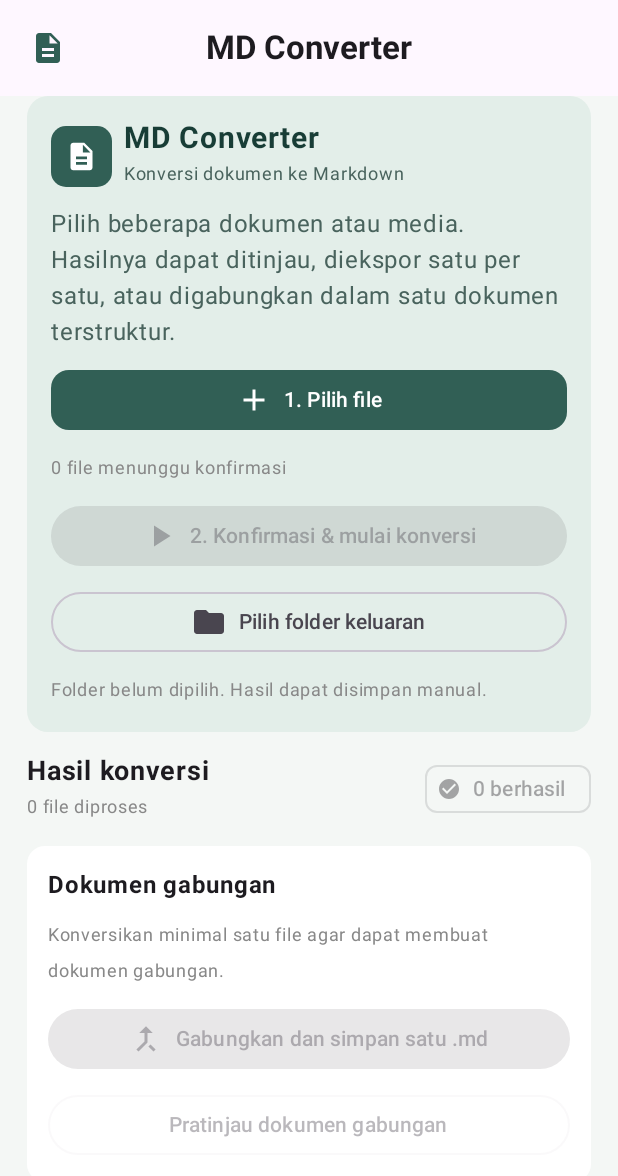
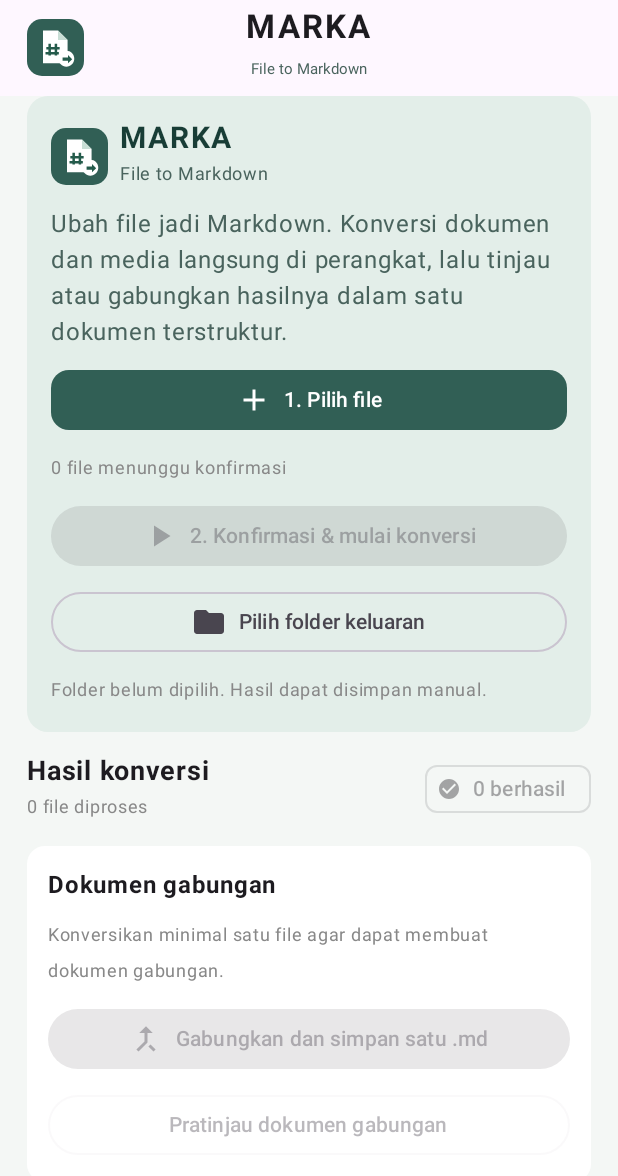
Before and after one commit to Surabi-wq/md.-converter, an Android app built with Jetpack Compose: the screen it shows after launch (MainActivity), on a phone screen of 412 x 824 dp. Shown: the top 1176 px of the screen. Run offline under Robolectric (Android 15) with nearby library versions, the phone set to English and light mode, and no system bars; libraries missing offline, so code that uses them is left out: com.tom_roush.pdfbox; 1 statement that could not run was skipped.

Commit message:
Add Marka app identity and branded conversion UI

```diff
--- a/app/build.gradle.kts
+++ b/app/build.gradle.kts
@@ -6,7 +6,7 @@ plugins {
 android {
  namespace = "id.surabi.mdconverter"
  compileSdk = 35
- defaultConfig { applicationId = "id.surabi.mdconverter"; minSdk = 26; targetSdk = 35; versionCode = 4; versionName = "1.3.0" }
+ defaultConfig { applicationId = "id.surabi.mdconverter"; minSdk = 26; targetSdk = 35; versionCode = 5; versionName = "1.4.0" }
  buildFeatures { compose = true }
  compileOptions { sourceCompatibility = JavaVersion.VERSION_17; targetCompatibility = JavaVersion.VERSION_17 }
  kotlinOptions { jvmTarget = "17" }
--- a/app/src/main/AndroidManifest.xml
+++ b/app/src/main/AndroidManifest.xml
@@ -1,6 +1,6 @@
 <?xml version="1.0" encoding="utf-8"?>
 <manifest xmlns:android="http://schemas.android.com/apk/res/android">
- <application android:allowBackup="false" android:label="MD Converter" android:theme="@android:style/Theme.Material.Light.NoActionBar" android:supportsRtl="true">
+ <application android:allowBackup="false" android:icon="@mipmap/ic_launcher" android:roundIcon="@mipmap/ic_launcher" android:label="@string/app_name" android:theme="@android:style/Theme.Material.Light.NoActionBar" android:supportsRtl="true">
   <activity android:name=".MainActivity" android:exported="true">
    <intent-filter><action android:name="android.intent.action.MAIN"/><category android:name="android.intent.category.LAUNCHER"/></intent-filter>
   </activity>
--- a/app/src/main/java/id/surabi/mdconverter/MainActivity.kt
+++ b/app/src/main/java/id/surabi/mdconverter/MainActivity.kt
@@ -22,6 +22,7 @@ import androidx.compose.runtime.*
 import androidx.compose.ui.Alignment
 import androidx.compose.ui.Modifier
 import androidx.compose.ui.graphics.Color
+import androidx.compose.ui.res.painterResource
 import androidx.compose.ui.text.font.FontWeight
 import androidx.compose.ui.unit.dp
 import androidx.compose.ui.unit.sp
@@ -107,9 +108,14 @@ class MainActivity : ComponentActivity() {
                 containerColor = Color(0xFFF4F7F5),
                 topBar = {
                     CenterAlignedTopAppBar(
-                        title = { Text("MD Converter", fontWeight = FontWeight.Bold) },
+                        title = { Column(horizontalAlignment = Alignment.CenterHorizontally) {
+                            Text("MARKA", fontWeight = FontWeight.Bold, letterSpacing = 1.5.sp)
+                            Text("File to Markdown", fontSize = 10.sp, color = Color(0xFF49635D))
+                        } },
                         navigationIcon = {
-                            Icon(Icons.Default.Description, null, Modifier.padding(start = 16.dp), tint = Color(0xFF315F55))
+                            Surface(shape = RoundedCornerShape(10.dp), color = Color(0xFF315F55), modifier = Modifier.padding(start = 14.dp)) {
+                                Icon(painterResource(R.drawable.ic_marka_foreground), "Logo Marka", tint = Color.Unspecified, modifier = Modifier.padding(4.dp).size(30.dp))
+                            }
                         }
                     )
                 }
@@ -127,15 +133,15 @@ class MainActivity : ComponentActivity() {
                             Column(Modifier.padding(16.dp), verticalArrangement = Arrangement.spacedBy(9.dp)) {
                                 Row(verticalAlignment = Alignment.CenterVertically, horizontalArrangement = Arrangement.spacedBy(8.dp)) {
                                     Surface(shape = RoundedCornerShape(10.dp), color = Color(0xFF315F55)) {
-                                        Icon(Icons.Default.Description, null, tint = Color.White, modifier = Modifier.padding(9.dp).size(22.dp))
+                                        Icon(painterResource(R.drawable.ic_marka_foreground), "Logo Marka", tint = Color.Unspecified, modifier = Modifier.padding(4.dp).size(30.dp))
                                     }
                                     Column(Modifier.weight(1f)) {
-                                        Text("MD Converter", fontSize = 20.sp, fontWeight = FontWeight.Bold, color = Color(0xFF183D36))
-                                        Text("Konversi dokumen ke Markdown", fontSize = 12.sp, color = Color(0xFF49635D))
+                                        Text("MARKA", fontSize = 20.sp, fontWeight = FontWeight.Bold, letterSpacing = 1.2.sp, color = Color(0xFF183D36))
+                                        Text("File to Markdown", fontSize = 12.sp, color = Color(0xFF49635D))
                                     }
                                 }
                                 Text(
-                                    "Pilih beberapa dokumen atau media. Hasilnya dapat ditinjau, diekspor satu per satu, atau digabungkan dalam satu dokumen terstruktur.",
+                                    "Ubah file jadi Markdown. Konversi dokumen dan media langsung di perangkat, lalu tinjau atau gabungkan hasilnya dalam satu dokumen terstruktur.",
                                     color = Color(0xFF49635D)
                                 )
                                 Button(onClick = { picker.launch(arrayOf("*/*")) }, enabled = !busy, modifier = Modifier.fillMaxWidth(), shape = RoundedCornerShape(12.dp)) {
@@ -146,11 +152,20 @@ class MainActivity : ComponentActivity() {
                                     if (selectedUris.isNotEmpty()) TextButton(onClick = { selectedUris.clear(); message = "Antrean pilihan dikosongkan." }, enabled = !busy) { Text("Kosongkan") }
                                 }
                                 if (selectedUris.isNotEmpty()) {
-                                    Text(
-                                        selectedUris.take(4).joinToString("\n") { it.lastPathSegment?.substringAfterLast('/')?.take(48) ?: "Dokumen terpilih" } +
-                                            if (selectedUris.size > 4) "\n+ ${selectedUris.size - 4} file lainnya" else "",
-                                        fontSize = 11.sp, color = Color(0xFF49635D), maxLines = 5
-                                    )
+                                    Text("File terpilih (${selectedUris.size})", fontSize = 12.sp, fontWeight = FontWeight.SemiBold, color = Color(0xFF315F55))
+                                    selectedUris.take(4).forEach { uri ->
+                                        Surface(shape = RoundedCornerShape(10.dp), color = Color(0xFFF1F5F2)) {
+                                            Row(Modifier.fillMaxWidth().padding(horizontal = 10.dp, vertical = 5.dp), verticalAlignment = Alignment.CenterVertically) {
+                                                Icon(Icons.Default.InsertDriveFile, null, tint = Color(0xFF315F55), modifier = Modifier.size(20.dp))
+                                                Spacer(Modifier.width(8.dp))
+                                                Text(uri.lastPathSegment?.substringAfterLast('/')?.take(48) ?: "Dokumen terpilih", fontSize = 12.sp, maxLines = 1, overflow = androidx.compose.ui.text.style.TextOverflow.Ellipsis, modifier = Modifier.weight(1f))
+                                                IconButton(onClick = { selectedUris.remove(uri) }, enabled = !busy) {
+                                                    Icon(Icons.Default.Close, "Hapus dari antrean", tint = Color.Gray, modifier = Modifier.size(18.dp))
+                                                }
+                                            }
+                                        }
+                                    }
+                                    if (selectedUris.size > 4) Text("+ ${selectedUris.size - 4} file lainnya", fontSize = 11.sp, color = Color(0xFF49635D))
                                 }
                                 Button(onClick = {
                                     files.clear()
--- /dev/null
+++ b/app/src/main/res/drawable/ic_marka_foreground.xml
@@ -0,0 +1,22 @@
+<?xml version="1.0" encoding="utf-8"?>
+<vector xmlns:android="http://schemas.android.com/apk/res/android"
+    android:width="108dp"
+    android:height="108dp"
+    android:viewportWidth="108"
+    android:viewportHeight="108">
+    <path
+        android:fillColor="#FFFFFF"
+        android:pathData="M24,13 H60 L83,36 V92 H24 Z" />
+    <path
+        android:fillColor="#C8DED5"
+        android:pathData="M60,13 V36 H83 Z" />
+    <path
+        android:fillColor="#245B4B"
+        android:pathData="M37,45 H43 V73 H37 Z M52,45 H58 V73 H52 Z M32,53 H64 V59 H32 Z M30,65 H62 V71 H30 Z" />
+    <path
+        android:fillColor="#FFFFFF"
+        android:pathData="M80,62 C69.5,62 61,70.5 61,81 C61,91.5 69.5,100 80,100 C90.5,100 99,91.5 99,81 C99,70.5 90.5,62 80,62 Z" />
+    <path
+        android:fillColor="#245B4B"
+        android:pathData="M71,78 H84 V72 L94,82 L84,92 V86 H71 Z" />
+</vector>
--- /dev/null
+++ b/app/src/main/res/mipmap-anydpi-v26/ic_launcher.xml
@@ -0,0 +1,5 @@
+<?xml version="1.0" encoding="utf-8"?>
+<adaptive-icon xmlns:android="http://schemas.android.com/apk/res/android">
+    <background android:drawable="@color/launcher_background" />
+    <foreground android:drawable="@drawable/ic_marka_foreground" />
+</adaptive-icon>
--- /dev/null
+++ b/app/src/main/res/values/colors.xml
@@ -0,0 +1,4 @@
+<?xml version="1.0" encoding="utf-8"?>
+<resources>
+    <color name="launcher_background">#245B4B</color>
+</resources>
--- /dev/null
+++ b/app/src/main/res/values/strings.xml
@@ -0,0 +1,4 @@
+<?xml version="1.0" encoding="utf-8"?>
+<resources>
+    <string name="app_name">Marka</string>
+</resources>
```
Also changed, not shown: 2 other files.
